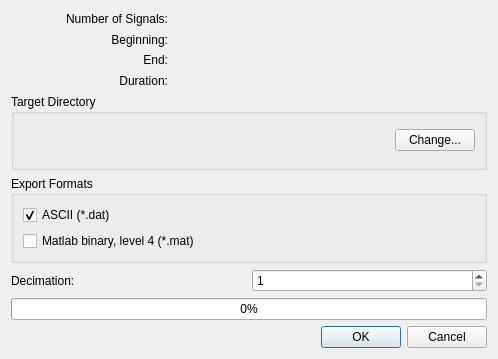
Above: widgets/ExportDialog.ui from sblanchet/dls before the change. Below: the same form after it.
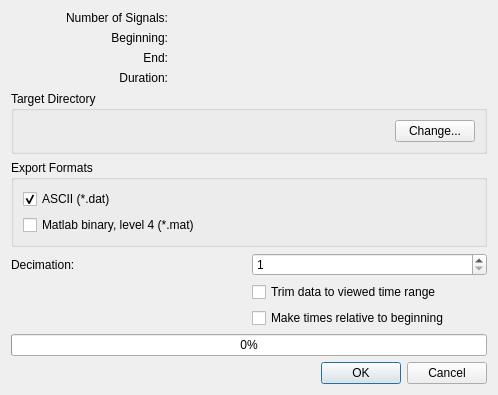
That is the form after the change.

Commit message: Introduced export parameters: Reference time and trim.

The edit to the form file:
```diff
--- a/widgets/ExportDialog.ui
+++ b/widgets/ExportDialog.ui
@@ -166,15 +166,15 @@
     </widget>
    </item>
    <item>
-    <layout class="QHBoxLayout" name="horizontalLayout">
-     <item>
-      <widget class="QLabel" name="label_4">
+    <layout class="QGridLayout" name="gridLayout_2">
+     <item row="0" column="0">
+      <widget class="QLabel" name="label_6">
        <property name="text">
         <string>Decimation:</string>
        </property>
       </widget>
      </item>
-     <item>
+     <item row="0" column="1">
       <widget class="QSpinBox" name="spinBoxDecimation">
        <property name="minimum">
         <number>1</number>
@@ -184,6 +184,20 @@
        </property>
       </widget>
      </item>
+     <item row="1" column="1">
+      <widget class="QCheckBox" name="checkBoxTrim">
+       <property name="text">
+        <string>Trim data to viewed time range</string>
+       </property>
+      </widget>
+     </item>
+     <item row="2" column="1">
+      <widget class="QCheckBox" name="checkBoxRelTimes">
+       <property name="text">
+        <string>Make times relative to beginning</string>
+       </property>
+      </widget>
+     </item>
     </layout>
    </item>
    <item>
```
The commit also changes 5 other files.
